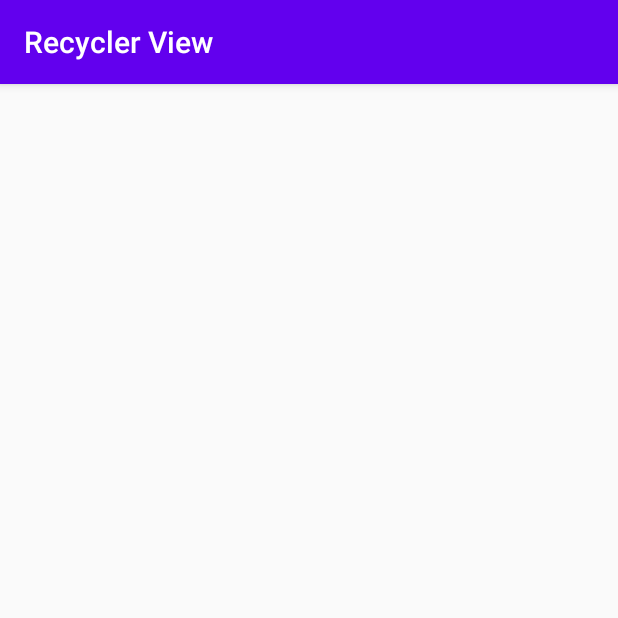
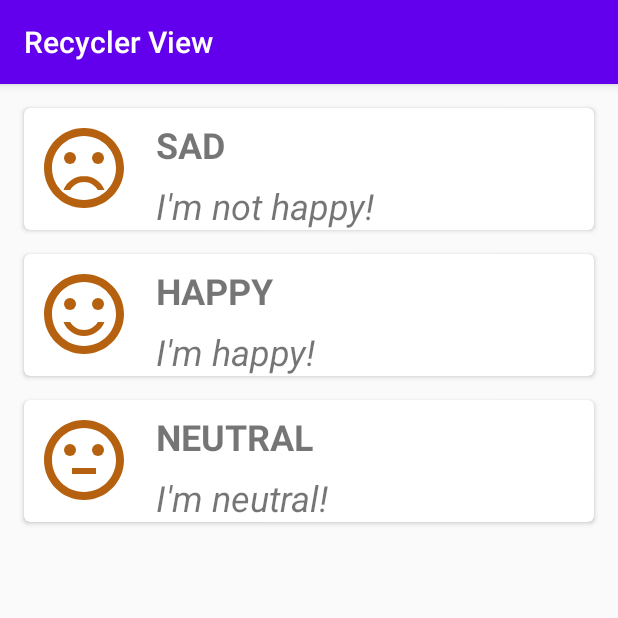
Before and after one commit to kv67/RecyclerView, an Android app: the screen it shows after launch (MainActivity), on a phone screen of 412 x 824 dp, the top half of it. Run offline under Robolectric (Android 15) with nearby library versions, the phone set to English and light mode, and no system bars.

Commit message:
Реализовано отображение CardView
Signed-off-by: kv67 <kv67@narod.ru>

```diff
--- a/app/src/main/java/ru/kve/recyclerview/MainActivity.java
+++ b/app/src/main/java/ru/kve/recyclerview/MainActivity.java
@@ -3,6 +3,8 @@ package ru.kve.recyclerview;
 import android.os.Bundle;
 
 import androidx.appcompat.app.AppCompatActivity;
+import androidx.recyclerview.widget.LinearLayoutManager;
+import androidx.recyclerview.widget.RecyclerView;
 
 import java.util.ArrayList;
 import java.util.List;
@@ -10,6 +12,9 @@ import java.util.List;
 public class MainActivity extends AppCompatActivity {
 
   private List<RecyclerViewItem> itemsList = new ArrayList<>();
+  private RecyclerView recyclerViewMain;
+  private RecyclerView.Adapter adapter;
+  private RecyclerView.LayoutManager layoutManager;
 
   @Override
   protected void onCreate(Bundle savedInstanceState) {
@@ -23,5 +28,12 @@ public class MainActivity extends AppCompatActivity {
     itemsList.add(new RecyclerViewItem(R.drawable.ic_sentiment_neutral_black_24dp,
         "NEUTRAL", "I'm neutral!"));
 
+    recyclerViewMain = findViewById(R.id.recyclerViewMain);
+    recyclerViewMain.setHasFixedSize(true);
+    adapter = new RecyclerViewAdapter(itemsList);
+    layoutManager = new LinearLayoutManager(this);
+    recyclerViewMain.setAdapter(adapter);
+    recyclerViewMain.setLayoutManager(layoutManager);
+
   }
 }
--- a/app/src/main/java/ru/kve/recyclerview/RecyclerViewAdapter.java
+++ b/app/src/main/java/ru/kve/recyclerview/RecyclerViewAdapter.java
@@ -9,7 +9,15 @@ import android.widget.TextView;
 import androidx.annotation.NonNull;
 import androidx.recyclerview.widget.RecyclerView;
 
+import java.util.List;
+
 public class RecyclerViewAdapter extends RecyclerView.Adapter<RecyclerViewAdapter.RecyclerViewHolder> {
+
+  private List<RecyclerViewItem> items;
+
+  public RecyclerViewAdapter(List<RecyclerViewItem> items) {
+    this.items = items;
+  }
 
   @NonNull
   @Override
@@ -21,12 +29,14 @@ public class RecyclerViewAdapter extends RecyclerView.Adapter<RecyclerViewAdapte
 
   @Override
   public void onBindViewHolder(@NonNull RecyclerViewHolder holder, int position) {
-
+    holder.imageView.setImageResource(items.get(position).getImageResource());
+    holder.textViewFirst.setText(items.get(position).getTextFirst());
+    holder.textViewSecond.setText(items.get(position).getTextSecond());
   }
 
   @Override
   public int getItemCount() {
-    return 0;
+    return items.size();
   }
 
   public static class RecyclerViewHolder extends RecyclerView.ViewHolder {
--- a/app/src/main/res/layout/activity_main.xml
+++ b/app/src/main/res/layout/activity_main.xml
@@ -7,7 +7,7 @@
     tools:context=".MainActivity">
 
     <androidx.recyclerview.widget.RecyclerView
-        android:id="@+id/resyclerViewMain"
+        android:id="@+id/recyclerViewMain"
         android:layout_width="0dp"
         android:layout_height="0dp"
         android:layout_marginStart="8dp"
--- a/app/src/main/res/layout/recycler_item.xml
+++ b/app/src/main/res/layout/recycler_item.xml
@@ -2,7 +2,7 @@
 <androidx.cardview.widget.CardView xmlns:android="http://schemas.android.com/apk/res/android"
     xmlns:app="http://schemas.android.com/apk/res-auto"
     xmlns:tools="http://schemas.android.com/tools"
-    android:layout_width="wrap_content"
+    android:layout_width="match_parent"
     android:layout_height="wrap_content"
     android:layout_margin="8dp"
     app:cardCornerRadius="4dp">
```
